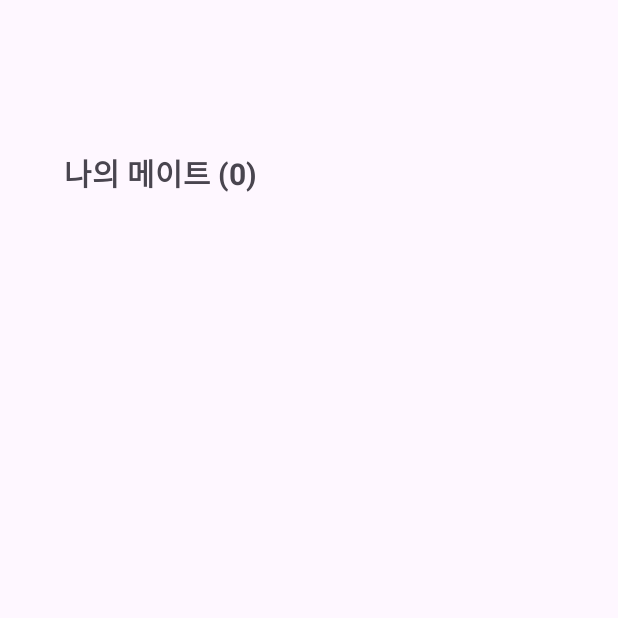
After one commit to Pacebook-app/Android, an Android app: the fragment RunningmateFragment shown on its own in the app's theme, on a phone screen of 412 x 824 dp, the top half of it. The commit adds this screen. Run offline under Robolectric (Android 15) with nearby library versions, the phone set to English and light mode, and no system bars.

Commit message:
#6 [지우/UI] - 러닝메이트 페이지 추가하고 타이틀 작성

```diff
--- /dev/null
+++ b/app/src/main/java/com/example/pacebook/ui/main/RunningmateFragment.kt
@@ -0,0 +1,60 @@
+package com.example.pacebook.ui.main
+
+import android.os.Bundle
+import androidx.fragment.app.Fragment
+import android.view.LayoutInflater
+import android.view.View
+import android.view.ViewGroup
+import com.example.pacebook.R
+
+// TODO: Rename parameter arguments, choose names that match
+// the fragment initialization parameters, e.g. ARG_ITEM_NUMBER
+private const val ARG_PARAM1 = "param1"
+private const val ARG_PARAM2 = "param2"
+
+/**
+ * A simple [Fragment] subclass.
+ * Use the [RunningmateFragment.newInstance] factory method to
+ * create an instance of this fragment.
+ */
+class RunningmateFragment : Fragment() {
+    // TODO: Rename and change types of parameters
+    private var param1: String? = null
+    private var param2: String? = null
+
+    override fun onCreate(savedInstanceState: Bundle?) {
+        super.onCreate(savedInstanceState)
+        arguments?.let {
+            param1 = it.getString(ARG_PARAM1)
+            param2 = it.getString(ARG_PARAM2)
+        }
+    }
+
+    override fun onCreateView(
+        inflater: LayoutInflater, container: ViewGroup?,
+        savedInstanceState: Bundle?
+    ): View? {
+        // Inflate the layout for this fragment
+        return inflater.inflate(R.layout.fragment_runningmate, container, false)
+    }
+
+    companion object {
+        /**
+         * Use this factory method to create a new instance of
+         * this fragment using the provided parameters.
+         *
+         * @param param1 Parameter 1.
+         * @param param2 Parameter 2.
+         * @return A new instance of fragment RunningmateFragment.
+         */
+        // TODO: Rename and change types and number of parameters
+        @JvmStatic
+        fun newInstance(param1: String, param2: String) =
+            RunningmateFragment().apply {
+                arguments = Bundle().apply {
+                    putString(ARG_PARAM1, param1)
+                    putString(ARG_PARAM2, param2)
+                }
+            }
+    }
+}
--- a/app/src/main/res/layout/fragment_result.xml
+++ b/app/src/main/res/layout/fragment_result.xml
@@ -197,7 +197,7 @@
         android:layout_height="wrap_content"
         android:layout_marginStart="40dp"
         android:layout_marginEnd="220dp"
-        android:layout_marginTop="50dp"
+        android:layout_marginTop="30dp"
         app:cardCornerRadius="20dp"
         app:cardElevation="6dp"
         app:strokeWidth="1dp"
@@ -256,7 +256,7 @@
         android:layout_height="wrap_content"
         android:layout_marginStart="220dp"
         android:layout_marginEnd="40dp"
-        android:layout_marginTop="50dp"
+        android:layout_marginTop="30dp"
         app:cardCornerRadius="20dp"
         app:cardElevation="6dp"
         app:strokeWidth="1dp"
--- /dev/null
+++ b/app/src/main/res/layout/fragment_runningmate.xml
@@ -0,0 +1,23 @@
+<?xml version="1.0" encoding="utf-8"?>
+<androidx.constraintlayout.widget.ConstraintLayout
+    xmlns:android="http://schemas.android.com/apk/res/android"
+    xmlns:tools="http://schemas.android.com/tools"
+    android:layout_width="match_parent"
+    android:layout_height="match_parent"
+    xmlns:app="http://schemas.android.com/apk/res-auto"
+    tools:context=".ui.main.RunningmateFragment">
+
+    <TextView
+        android:id="@+id/runningmate_title_tv"
+        android:layout_width="wrap_content"
+        android:layout_height="wrap_content"
+        android:layout_marginTop="100dp"
+        android:text="나의 메이트 (0)"
+        android:textSize="20sp"
+        android:textStyle="bold"
+        app:layout_constraintStart_toStartOf="parent"
+        app:layout_constraintEnd_toEndOf="parent"
+        app:layout_constraintHorizontal_bias="0.15"
+        app:layout_constraintTop_toTopOf="parent" />
+
+</androidx.constraintlayout.widget.ConstraintLayout>
```
